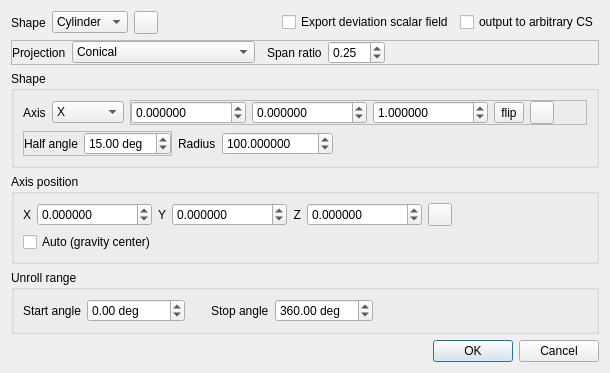
CloudCompare/CloudCompare, file qCC/ui_templates/unrollDlg.ui: the form before one commit.
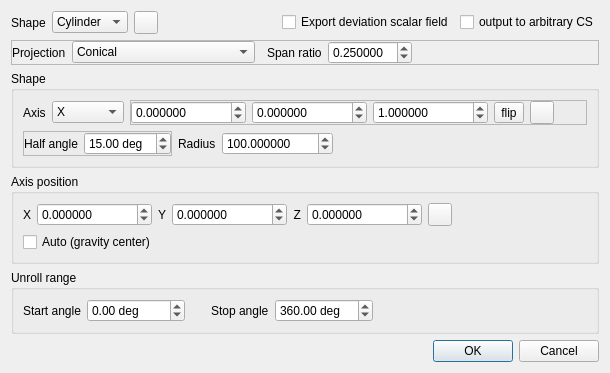
The form after the commit. Icons and pictures are not drawn.

Commit message: Increase the resolution of the cone 'unroll' span ratio (see #1767)

```diff
--- a/qCC/ui_templates/unrollDlg.ui
+++ b/qCC/ui_templates/unrollDlg.ui
@@ -155,8 +155,11 @@
          </item>
          <item>
           <widget class="QDoubleSpinBox" name="conicalProjSpanRatioDoubleSpinBox">
+           <property name="decimals">
+            <number>6</number>
+           </property>
            <property name="minimum">
-            <double>0.100000000000000</double>
+            <double>0.000001000000000</double>
            </property>
            <property name="maximum">
             <double>10.000000000000000</double>
```
